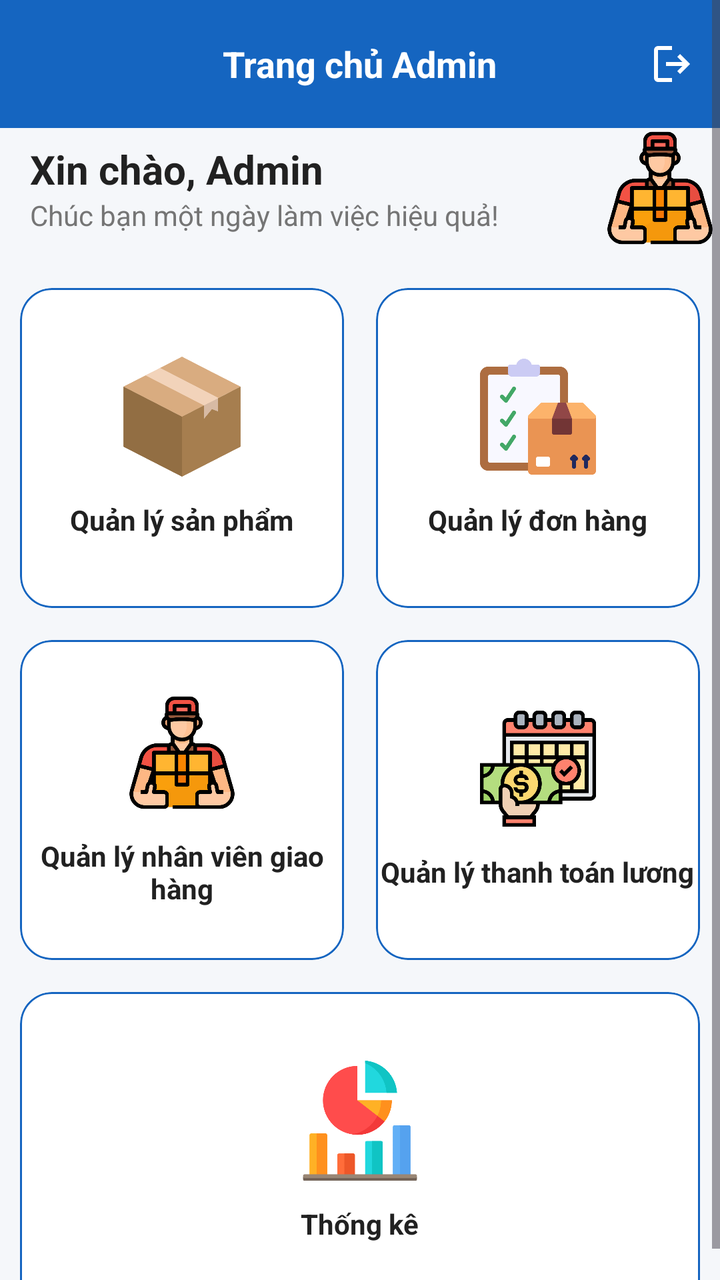
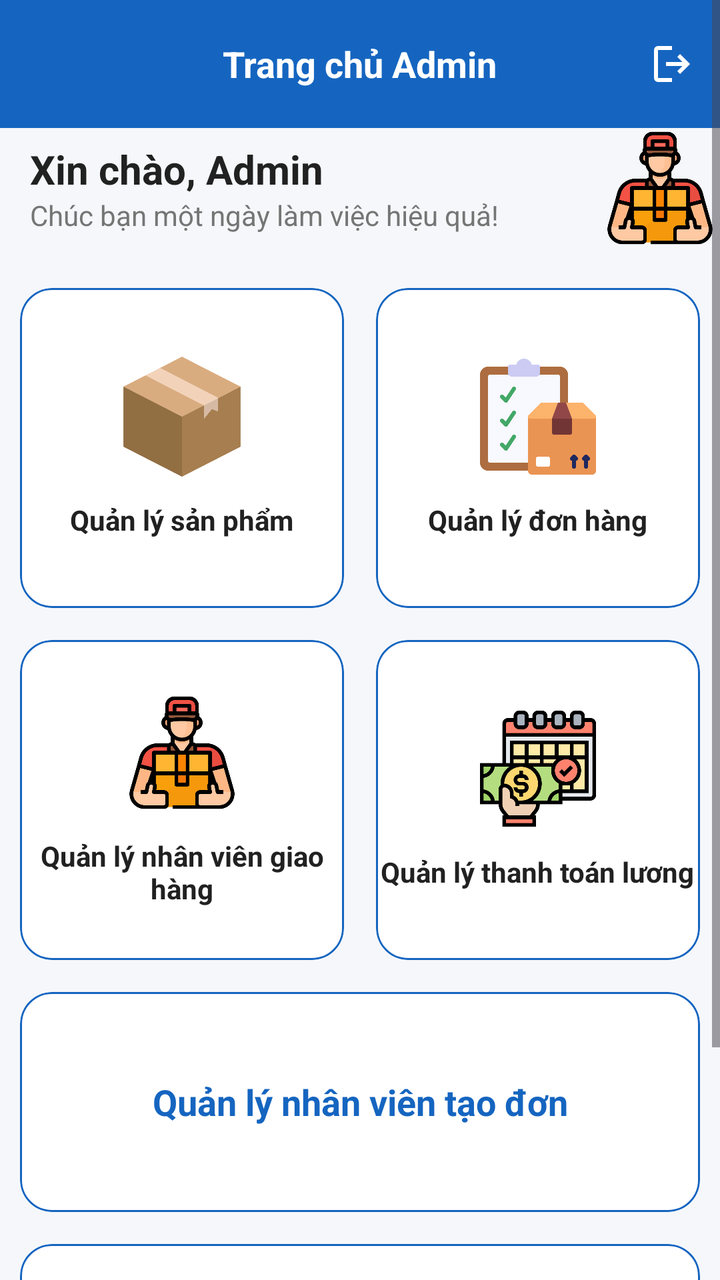

Two renders of the same Android screen: before a commit and after it. Below are the layout's source before the change and the commit's diff.
<!-- AndroidManifest.xml: application theme Theme.UDGH -->
<!-- res/layout/activity_main.xml -->
<?xml version="1.0" encoding="utf-8"?>
<ScrollView xmlns:android="http://schemas.android.com/apk/res/android"
    xmlns:app="http://schemas.android.com/apk/res-auto"
    android:id="@+id/main"
    android:layout_width="match_parent"
    android:layout_height="match_parent"
    android:background="@color/background">

    <LinearLayout
        android:layout_width="match_parent"
        android:layout_height="wrap_content"
        android:orientation="vertical">

        
        <com.google.android.material.appbar.MaterialToolbar
            android:id="@+id/toolbar"
            android:layout_width="match_parent"
            android:layout_height="?attr/actionBarSize"
            android:background="@color/primary"
            app:menu="@menu/admin_toolbar_menu"
            app:title="Trang chủ Admin"
            app:titleCentered="true"
            app:titleTextAppearance="@style/ToolbarTitleStyle"
            app:titleTextColor="@android:color/white" />

        
        <LinearLayout
            android:layout_width="match_parent"
            android:layout_height="wrap_content"
            android:gravity="center_vertical"
            android:orientation="horizontal">

            <LinearLayout
                android:layout_width="0dp"
                android:layout_height="wrap_content"
                android:layout_weight="1"
                android:orientation="vertical"
                android:paddingStart="15dp">

                <TextView
                    android:layout_width="wrap_content"
                    android:layout_height="wrap_content"
                    android:text="Xin chào, Admin"
                    android:textColor="@color/black"
                    android:textSize="20sp"
                    android:textStyle="bold" />

                <TextView
                    android:layout_width="wrap_content"
                    android:layout_height="wrap_content"
                    android:text="Chúc bạn một ngày làm việc hiệu quả!"
                    android:textColor="@color/gray"
                    android:textSize="14sp" />

            </LinearLayout>

            <ImageView
                android:layout_width="60dp"
                android:layout_height="60dp"
                android:src="@drawable/delivery_man" />

        </LinearLayout>

        
        <LinearLayout
            android:layout_width="match_parent"
            android:layout_height="wrap_content"
            android:layout_marginStart="10dp"
            android:layout_marginTop="20dp"
            android:layout_marginEnd="10dp"
            android:orientation="horizontal">

            <com.google.android.material.card.MaterialCardView
                android:id="@+id/cardProduct"
                android:layout_width="0dp"
                android:layout_height="160dp"
                android:layout_marginEnd="8dp"
                android:layout_weight="1"
                app:cardCornerRadius="16dp"
                app:cardBackgroundColor="@color/white"
                app:strokeColor="@color/primary">

                <LinearLayout
                    android:layout_width="match_parent"
                    android:layout_height="match_parent"
                    android:gravity="center"
                    android:orientation="vertical">

                    <ImageView
                        android:layout_width="60dp"
                        android:layout_height="60dp"
                        android:src="@drawable/box" />

                    <TextView
                        android:layout_width="wrap_content"
                        android:layout_height="wrap_content"
                        android:layout_marginTop="12dp"
                        android:text="Quản lý sản phẩm"
                        android:textAlignment="center"
                        android:textStyle="bold"
                        android:textColor="@color/black"/>

                </LinearLayout>

            </com.google.android.material.card.MaterialCardView>

            <com.google.android.material.card.MaterialCardView
                android:id="@+id/cardOrder"
                android:layout_width="0dp"
                android:layout_height="160dp"
                android:layout_marginStart="8dp"
                android:layout_weight="1"
                app:cardCornerRadius="16dp"
                app:cardBackgroundColor="@color/white"
                app:strokeColor="@color/primary">

                <LinearLayout
                    android:layout_width="match_parent"
                    android:layout_height="match_parent"
                    android:gravity="center"
                    android:orientation="vertical">

                    <ImageView
                        android:layout_width="60dp"
                        android:layout_height="60dp"
                        android:src="@drawable/checklist" />

                    <TextView
                        android:layout_width="wrap_content"
                        android:layout_height="wrap_content"
                        android:layout_marginTop="12dp"
                        android:text="Quản lý đơn hàng"
                        android:textAlignment="center"
                        android:textStyle="bold"
                        android:textColor="@color/black"/>

                </LinearLayout>

            </com.google.android.material.card.MaterialCardView>

        </LinearLayout>

        
        <LinearLayout
            android:layout_width="match_parent"
            android:layout_height="wrap_content"
            android:layout_marginStart="10dp"
            android:layout_marginTop="16dp"
            android:layout_marginEnd="10dp"
            android:orientation="horizontal">

            <com.google.android.material.card.MaterialCardView
                android:id="@+id/cardShipper"
                android:layout_width="0dp"
                android:layout_height="160dp"
                android:layout_marginEnd="8dp"
                android:layout_weight="1"
                app:cardCornerRadius="16dp"
                app:cardBackgroundColor="@color/white"
                app:strokeColor="@color/primary">

                <LinearLayout
                    android:layout_width="match_parent"
                    android:layout_height="match_parent"
                    android:gravity="center"
                    android:orientation="vertical">

                    <ImageView
                        android:layout_width="60dp"
                        android:layout_height="60dp"
                        android:src="@drawable/delivery_man" />

                    <TextView
                        android:layout_width="wrap_content"
                        android:layout_height="wrap_content"
                        android:layout_marginTop="12dp"
                        android:text="Quản lý nhân viên giao hàng"
                        android:textAlignment="center"
                        android:textStyle="bold"
                        android:textColor="@color/black"/>

                </LinearLayout>

            </com.google.android.material.card.MaterialCardView>

            <com.google.android.material.card.MaterialCardView
                android:id="@+id/cardSalary"
                android:layout_width="0dp"
                android:layout_height="160dp"
                android:layout_marginStart="8dp"
                android:layout_weight="1"
                app:cardCornerRadius="16dp"
                app:cardBackgroundColor="@color/white"
                app:strokeColor="@color/primary">

                <LinearLayout
                    android:layout_width="match_parent"
                    android:layout_height="match_parent"
                    android:gravity="center"
                    android:orientation="vertical">

                    <ImageView
                        android:layout_width="60dp"
                        android:layout_height="60dp"
                        android:src="@drawable/salary" />

                    <TextView
                        android:layout_width="wrap_content"
                        android:layout_height="wrap_content"
                        android:layout_marginTop="12dp"
                        android:text="Quản lý thanh toán lương"
                        android:textAlignment="center"
                        android:textStyle="bold"
                        android:textColor="@color/black"/>

                </LinearLayout>

            </com.google.android.material.card.MaterialCardView>

        </LinearLayout>

        
        <LinearLayout
            android:layout_width="match_parent"
            android:layout_height="wrap_content"
            android:layout_marginStart="10dp"
            android:layout_marginTop="16dp"
            android:layout_marginEnd="10dp"
            android:orientation="horizontal">

            <com.google.android.material.card.MaterialCardView
                android:id="@+id/cardStatistics"
                android:layout_width="match_parent"
                android:layout_height="160dp"
                app:cardCornerRadius="16dp"
                app:cardBackgroundColor="@color/white"
                app:strokeColor="@color/primary">

                <LinearLayout
                    android:layout_width="match_parent"
                    android:layout_height="match_parent"
                    android:gravity="center"
                    android:orientation="vertical">

                    
                    <ImageView
                        android:layout_width="60dp"
                        android:layout_height="60dp"
                        android:src="@drawable/analytics" />

                    <TextView
                        android:layout_width="wrap_content"
                        android:layout_height="wrap_content"
                        android:layout_marginTop="12dp"
                        android:text="Thống kê"
                        android:textAlignment="center"
                        android:textStyle="bold"
                        android:textColor="@color/black"/>

                </LinearLayout>

            </com.google.android.material.card.MaterialCardView>

        </LinearLayout>

    </LinearLayout>

</ScrollView>
<!-- resources referenced by this layout -->
<resources>
  <color name="background">#F5F7FA</color>
  <color name="black">#212121</color>
  <color name="gray">#757575</color>
  <color name="primary">#1565C0</color>
  <color name="white">#FFFFFF</color>
  <!-- drawable analytics: png bitmap (drawable, 13765 bytes) -->
  <!-- drawable box: png bitmap (drawable, 20162 bytes) -->
  <!-- drawable checklist: png bitmap (drawable, 13121 bytes) -->
  <!-- drawable delivery_man: png bitmap (drawable, 21694 bytes) -->
  <!-- drawable salary: png bitmap (drawable, 23707 bytes) -->
  <style name="ToolbarTitleStyle">
          <item name="android:textSize">18sp</item>
          <item name="android:textStyle">bold</item>
          <item name="android:textColor">@android:color/white</item>
      </style>
  <style name="Theme.UDGH" parent="Base.Theme.UDGH" />
  <style name="Base.Theme.UDGH" parent="Theme.Material3.DayNight.NoActionBar">
          <item name="colorPrimary">@color/primary</item>
          <item name="colorPrimaryVariant">@color/primary_dark</item>
          <item name="android:statusBarColor">@color/primary_dark</item>
          <item name="android:windowLightStatusBar">false</item>
          <item name="android:navigationBarColor">@color/white</item>
          <item name="android:windowLightNavigationBar">true</item>
          
          
      </style>
  <color name="primary_dark">#0D47A1</color>
</resources>

<!-- the commit's change to res/layout/activity_main.xml (unified diff, before → after) -->
@@ -219,6 +219,26 @@
 
         </LinearLayout>
 
+        <com.google.android.material.card.MaterialCardView
+            android:id="@+id/cardCreator"
+            android:layout_width="match_parent"
+            android:layout_height="110dp"
+            android:layout_marginStart="10dp"
+            android:layout_marginEnd="10dp"
+            android:layout_marginTop="16dp"
+            app:cardBackgroundColor="@color/white"
+            app:cardCornerRadius="16dp"
+            app:strokeColor="@color/primary">
+            <TextView
+                android:layout_width="match_parent"
+                android:layout_height="match_parent"
+                android:gravity="center"
+                android:text="Quản lý nhân viên tạo đơn"
+                android:textColor="@color/primary"
+                android:textStyle="bold"
+                android:textSize="18sp" />
+        </com.google.android.material.card.MaterialCardView>
+
         
         <LinearLayout
             android:layout_width="match_parent"
